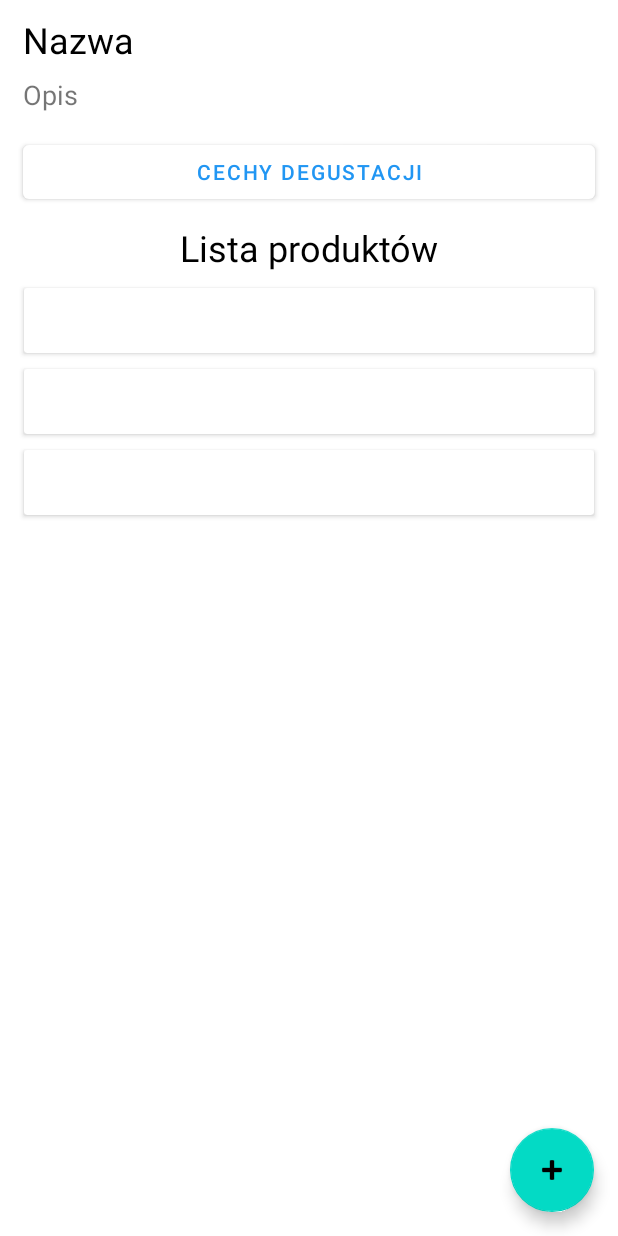
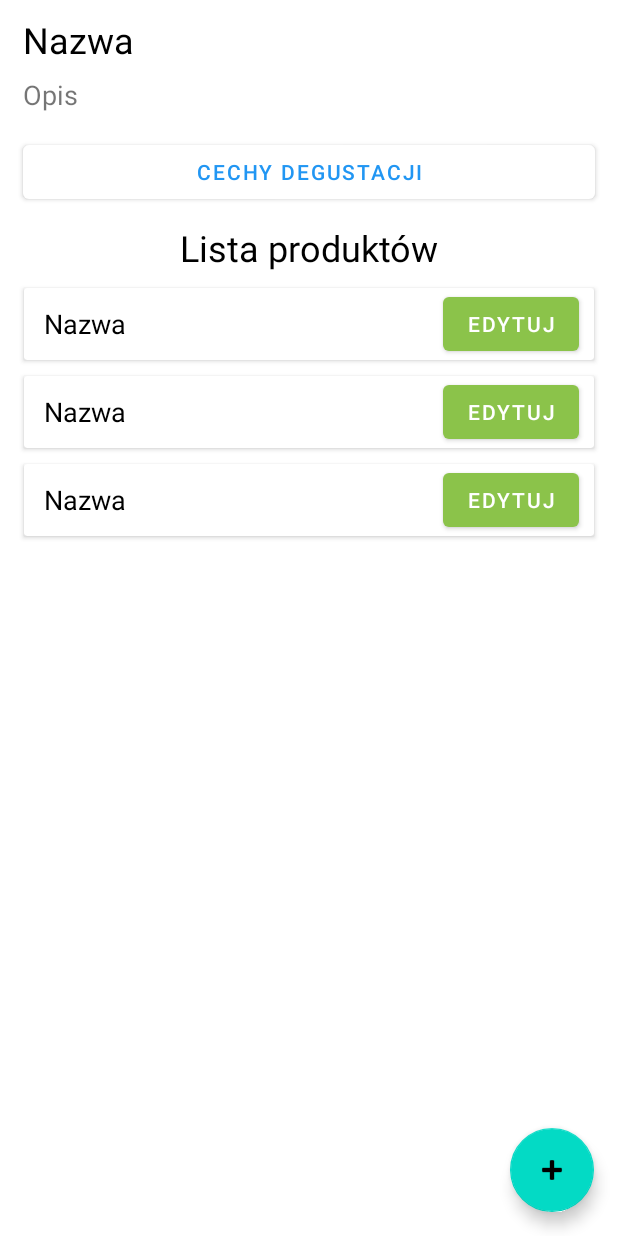
Before and after one commit to Evaluation-PWSZ/Evaluation-of-product-characteristics, an Android app: the layout activity_parts.xml on its own in the app's theme, with its tools: preview values and no code run, on a phone screen of 412 x 824 dp. Run offline under Robolectric (Android 15) with nearby library versions, the phone set to English and light mode, and no system bars; network calls fail.

Commit message:
added button edit

```diff
--- a/app/src/main/res/layout/parts_item.xml
+++ b/app/src/main/res/layout/parts_item.xml
@@ -1,5 +1,6 @@
 <?xml version="1.0" encoding="utf-8"?>
 <androidx.cardview.widget.CardView xmlns:android="http://schemas.android.com/apk/res/android"
+    xmlns:app="http://schemas.android.com/apk/res-auto"
     android:layout_width="match_parent"
     android:layout_height="wrap_content"
     android:layout_marginStart="5dp"
@@ -14,10 +15,10 @@
         android:layout_height="wrap_content">
 
         <TextView
-            android:id="@+id/text_view_1"
+            android:id="@+id/name"
             android:layout_width="wrap_content"
             android:layout_height="wrap_content"
-            android:layout_alignParentTop="true"
+            android:layout_centerVertical="true"
             android:layout_marginStart="3dp"
             android:layout_marginLeft="3dp"
             android:layout_marginTop="5dp"
@@ -26,8 +27,20 @@
             android:layout_marginBottom="5dp"
             android:paddingLeft="10dp"
             android:paddingRight="10dp"
+            android:text="Nazwa"
             android:textColor="@android:color/black"
-            android:textSize="24sp" />
+            android:textSize="18sp" />
+
+        <Button
+            android:id="@+id/update_product"
+            android:layout_width="wrap_content"
+            android:layout_height="wrap_content"
+            android:layout_alignParentRight="true"
+            android:layout_marginRight="10dp"
+            android:text="Edytuj"
+            app:backgroundTint="#8BC34A"
+            android:layout_alignParentEnd="true"
+            android:layout_marginEnd="10dp" />
 
     </RelativeLayout>
 
```
